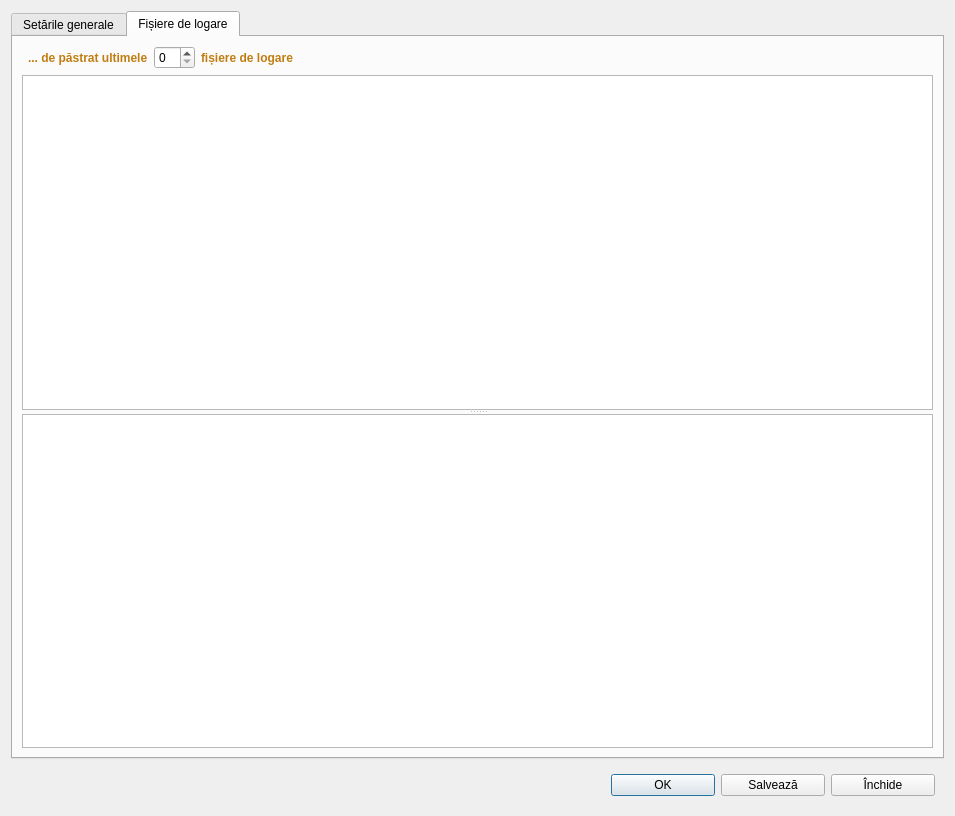
debalex77/USG, file data/appsettings.ui: the form before one commit.
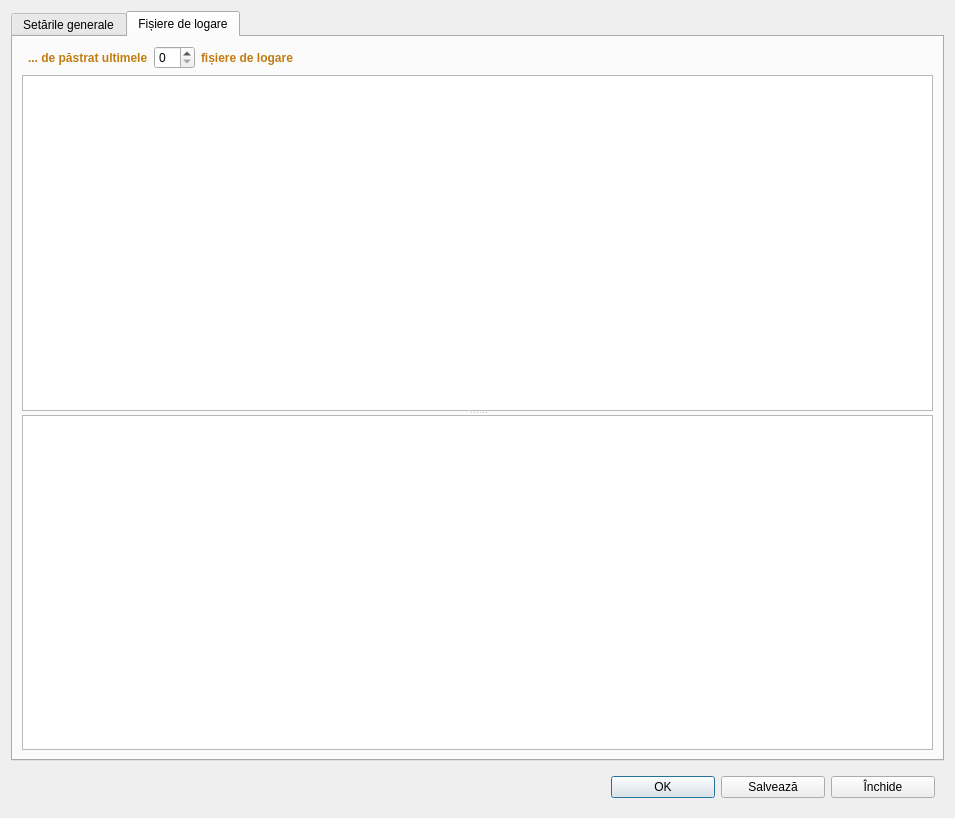
The form after the commit. The open tabs and pages were chosen to show the change. Icons and pictures are not drawn.

Diff of the .ui file:
```diff
--- a/data/appsettings.ui
+++ b/data/appsettings.ui
@@ -7,7 +7,7 @@
     <x>0</x>
     <y>0</y>
     <width>955</width>
-    <height>816</height>
+    <height>818</height>
    </rect>
   </property>
   <property name="sizePolicy">
@@ -861,7 +861,7 @@
            </size>
           </property>
          </widget>
-         <widget class="QPlainTextEdit" name="textLog">
+         <widget class="QTextBrowser" name="textLog">
           <property name="minimumSize">
            <size>
             <width>0</width>
```
